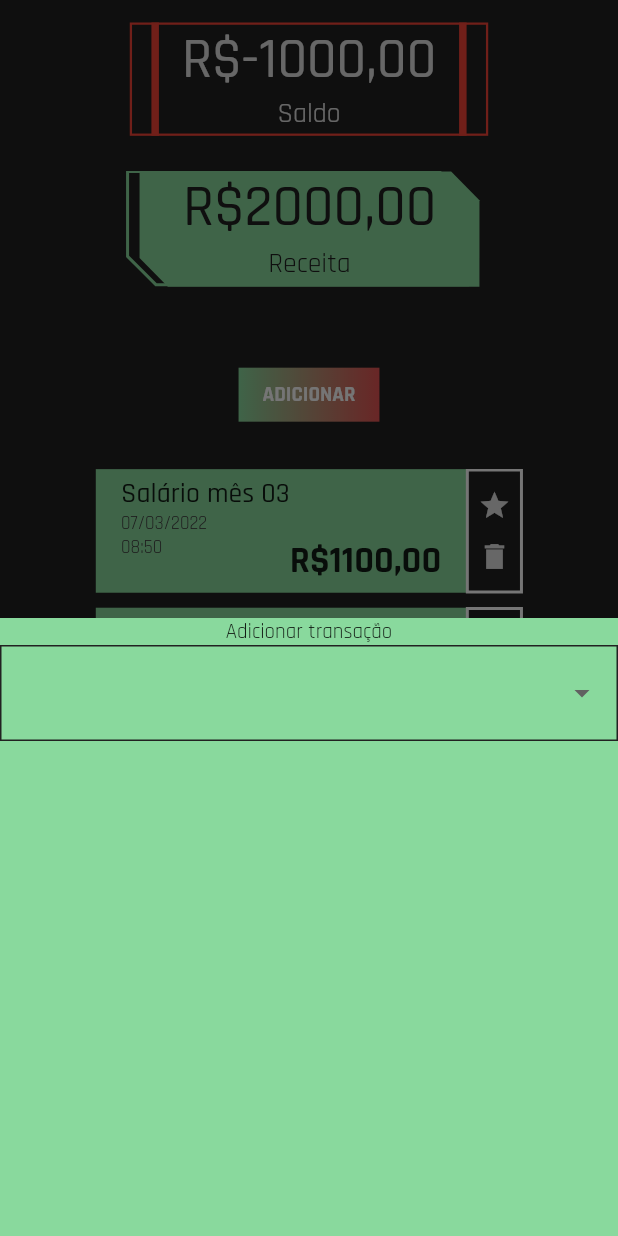
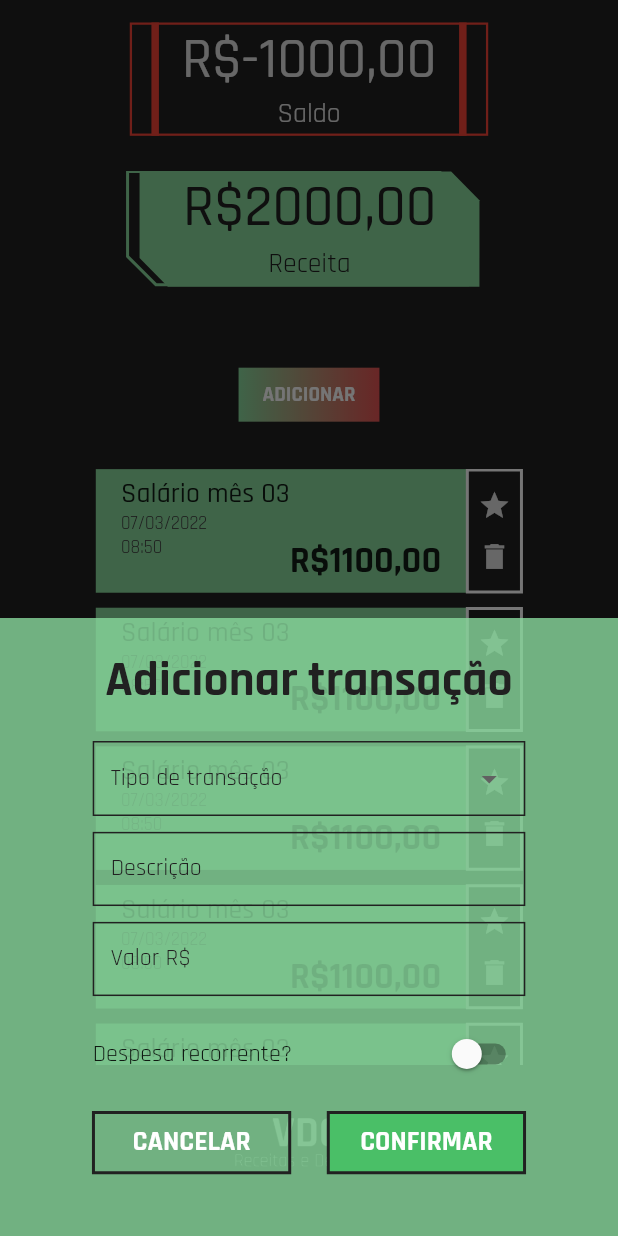
Before and after one commit to scastrodev/vdc_incomes_and_expenses, a Flutter app: the screen it shows after launch, after a tap on "ADICIONAR", on a phone screen of 412 x 824 dp. Run offline on Flutter 3.47's test engine with Material 2 defaults, Android fonts, the phone set to English and light mode, and no system bars.

Commit message:
Still implementing the NewTransactionBottomSheetWidget.

```diff
--- a/lib/app/ui/constants.dart
+++ b/lib/app/ui/constants.dart
@@ -1,6 +1,7 @@
 import 'package:flutter/material.dart';
 
 const Color customGreen = Color(0xFF89D99D);
+const Color customGreen2 = Color(0xFF4ABF67);
 const Color customGreenVariant = Color(0xFF4ABF67);
 const Color customRed = Color(0xFFE45353);
 const Color customRedVariant = Color(0xFFDA3434);
--- a/lib/app/ui/pages/home_page.dart
+++ b/lib/app/ui/pages/home_page.dart
@@ -26,7 +26,7 @@ class _HomePageState extends State<HomePage> {
       transform: Matrix4.rotationY(math.pi),
       child: const TotalCardWidget(
         color: customRed,
-        totalValue: 'sR\$1000,00',
+        totalValue: 'R\$1000,00',
         transactionType: 'Despesa',
         isFlip: true,
       ),
--- a/lib/app/ui/widgets/new_transaction/input_type.dart
+++ b/lib/app/ui/widgets/new_transaction/input_type.dart
@@ -1,5 +1,5 @@
 enum InputType {
   normal,
   dropdown,
-  datePicker,
+  choose,
 }
--- a/lib/app/ui/widgets/new_transaction/new_transaction_bottom_sheet_widget.dart
+++ b/lib/app/ui/widgets/new_transaction/new_transaction_bottom_sheet_widget.dart
@@ -3,7 +3,8 @@ import 'package:vdc_incomes_and_expenses/app/ui/constants.dart';
 import 'package:vdc_incomes_and_expenses/app/ui/util/size_screen.dart';
 import 'package:vdc_incomes_and_expenses/app/ui/widgets/new_transaction/input_type.dart';
 import 'package:vdc_incomes_and_expenses/app/ui/widgets/new_transaction/new_transaction_button_widget.dart';
-import 'package:vdc_incomes_and_expenses/app/ui/widgets/new_transaction/new_transaction_text_field.dart';
+import 'package:vdc_incomes_and_expenses/app/ui/widgets/new_transaction/new_transaction_call_button_widget.dart';
+import 'package:vdc_incomes_and_expenses/app/ui/widgets/new_transaction/new_transaction_input.dart';
 
 class NewTransactionBottomSheetWidget extends StatefulWidget {
   const NewTransactionBottomSheetWidget({Key? key}) : super(key: key);
@@ -17,7 +18,7 @@ class _NewTransactionBottomSheetWidgetState
     extends State<NewTransactionBottomSheetWidget> {
   @override
   Widget build(BuildContext context) {
-    return NewTransactionButtonWidget(
+    return NewTransactionCallButtonWidget(
       onPressed: () => showCustomBottomSheet(context),
     );
   }
@@ -25,15 +26,62 @@ class _NewTransactionBottomSheetWidgetState
 
 void showCustomBottomSheet(BuildContext context) {
   showModalBottomSheet(
+    backgroundColor: customGreen.withOpacity(0.8),
     context: context,
     builder: (_) {
-      return (Container(
+      return (SizedBox(
         height: getScreenH(context) * 0.5,
-        color: customGreen,
         child: Column(
-          children: const [
-            Text('Adicionar transação'),
-            NewTransactionTextField(inputType: InputType.dropdown),
+          children: [
+            Padding(
+              padding: const EdgeInsets.symmetric(vertical: 20),
+              child: Text(
+                'Adicionar transação',
+                style: TextStyle(
+                  fontSize: getScreenW(context) * 0.080,
+                  color: Colors.grey[900],
+                  fontWeight: FontWeight.w700,
+                ),
+              ),
+            ),
+            SizedBox(
+              width: getScreenW(context) * 0.70,
+              height: getScreenH(context) * 0.35,
+              child: Column(
+                mainAxisAlignment: MainAxisAlignment.spaceBetween,
+                children: [
+                  NewTransactionInput(
+                    inputType: InputType.dropdown,
+                    label: 'Tipo de transação',
+                  ),
+                  NewTransactionInput(
+                    inputType: InputType.normal,
+                    label: 'Descrição',
+                  ),
+                  NewTransactionInput(
+                    inputType: InputType.normal,
+                    label: 'Valor R\$',
+                  ),
+                  NewTransactionInput(
+                    inputType: InputType.choose,
+                    label: 'Recorrente?',
+                  ),
+                  Row(
+                    mainAxisAlignment: MainAxisAlignment.spaceBetween,
+                    children: [
+                      NewTransactionButtonWidget(
+                        text: 'CANCELAR',
+                        isFilled: false,
+                      ),
+                      NewTransactionButtonWidget(
+                        text: 'CONFIRMAR',
+                        isFilled: true,
+                      ),
+                    ],
+                  ),
+                ],
+              ),
+            ),
           ],
         ),
       ));
--- a/lib/app/ui/widgets/new_transaction/new_transaction_button_widget.dart
+++ b/lib/app/ui/widgets/new_transaction/new_transaction_button_widget.dart
@@ -1,37 +1,40 @@
 import 'package:flutter/material.dart';
-
-import '../../constants.dart';
+import 'package:vdc_incomes_and_expenses/app/ui/constants.dart';
+import 'package:vdc_incomes_and_expenses/app/ui/util/size_screen.dart';
 
 class NewTransactionButtonWidget extends StatelessWidget {
-  final VoidCallback onPressed;
+  final String text;
+  final bool isFilled;
 
   const NewTransactionButtonWidget({
-    required this.onPressed,
     Key? key,
+    required this.text,
+    required this.isFilled,
   }) : super(key: key);
 
   @override
   Widget build(BuildContext context) {
-    return Container(
-      decoration: const ShapeDecoration(
-        shape: BeveledRectangleBorder(),
-        gradient: LinearGradient(
-          begin: Alignment.centerLeft,
-          end: Alignment.centerRight,
-          colors: [customGreen, customRed],
+    return SizedBox(
+      width: getScreenW(context) * 0.32,
+      height: getScreenH(context) * 0.050,
+      child: ElevatedButton(
+        child: Text(
+          text,
+          style: TextStyle(
+            fontWeight: FontWeight.w700,
+            fontSize: getScreenW(context) * 0.045,
+          ),
         ),
-      ),
-      child: ElevatedButton(
-        onPressed: onPressed,
         style: ElevatedButton.styleFrom(
-          tapTargetSize: MaterialTapTargetSize.shrinkWrap,
-          primary: Colors.transparent,
-          shadowColor: Colors.transparent,
+          elevation: 0,
+          shape: BeveledRectangleBorder(
+            side: BorderSide(
+              color: Colors.grey[900]!,
+            ),
+          ),
+          primary: isFilled ? customGreen2 : Colors.transparent,
         ),
-        child: const Text(
-          'ADICIONAR',
-          style: TextStyle(fontWeight: FontWeight.bold),
-        ),
+        onPressed: () {},
       ),
     );
   }
--- /dev/null
+++ b/lib/app/ui/widgets/new_transaction/new_transaction_call_button_widget.dart
@@ -0,0 +1,38 @@
+import 'package:flutter/material.dart';
+
+import '../../constants.dart';
+
+class NewTransactionCallButtonWidget extends StatelessWidget {
+  final VoidCallback onPressed;
+
+  const NewTransactionCallButtonWidget({
+    required this.onPressed,
+    Key? key,
+  }) : super(key: key);
+
+  @override
+  Widget build(BuildContext context) {
+    return Container(
+      decoration: const ShapeDecoration(
+        shape: BeveledRectangleBorder(),
+        gradient: LinearGradient(
+          begin: Alignment.centerLeft,
+          end: Alignment.centerRight,
+          colors: [customGreen, customRed],
+        ),
+      ),
+      child: ElevatedButton(
+        onPressed: onPressed,
+        style: ElevatedButton.styleFrom(
+          tapTargetSize: MaterialTapTargetSize.shrinkWrap,
+          primary: Colors.transparent,
+          shadowColor: Colors.transparent,
+        ),
+        child: const Text(
+          'ADICIONAR',
+          style: TextStyle(fontWeight: FontWeight.bold),
+        ),
+      ),
+    );
+  }
+}
--- /dev/null
+++ b/lib/app/ui/widgets/new_transaction/new_transaction_input.dart
@@ -0,0 +1,85 @@
+import 'package:flutter/material.dart';
+import 'package:vdc_incomes_and_expenses/app/ui/constants.dart';
+import 'package:vdc_incomes_and_expenses/app/ui/util/size_screen.dart';
+import 'package:vdc_incomes_and_expenses/app/ui/widgets/new_transaction/input_type.dart';
+
+class NewTransactionInput extends StatefulWidget {
+  final InputType inputType;
+  final String label;
+
+  const NewTransactionInput({
+    Key? key,
+    this.inputType = InputType.dropdown,
+    required this.label,
+  }) : super(key: key);
+
+  @override
+  State<NewTransactionInput> createState() => _NewTransactionInputState();
+}
+
+class _NewTransactionInputState extends State<NewTransactionInput> {
+  InputDecoration getDecoration(String labelText) {
+    return InputDecoration(
+      border: const OutlineInputBorder(
+        borderSide: BorderSide(
+          color: Colors.white,
+        ),
+        borderRadius: BorderRadius.zero,
+      ),
+      enabledBorder: OutlineInputBorder(
+        borderSide: BorderSide(
+          color: Colors.grey[900]!,
+          width: 1,
+        ),
+        borderRadius: BorderRadius.zero,
+      ),
+      focusedBorder: const OutlineInputBorder(
+        borderSide: BorderSide(
+          color: Colors.white,
+          width: 2,
+        ),
+        borderRadius: BorderRadius.zero,
+      ),
+      labelText: labelText,
+      labelStyle: TextStyle(color: isFocused ? Colors.white : Colors.grey[900]),
+      fillColor: customGreen,
+    );
+  }
+
+  bool isFocused = false;
+
+  @override
+  Widget build(BuildContext context) {
+    if (widget.inputType == InputType.normal) {
+      return SizedBox(
+        height: getScreenH(context) * 0.060,
+        child: TextField(
+          decoration: getDecoration(widget.label),
+          onTap: () => isFocused = !isFocused,
+        ),
+      );
+    } else if (widget.inputType == InputType.dropdown) {
+      return Container(
+        height: 50,
+        child: DropdownButtonFormField(
+          decoration: getDecoration(widget.label),
+          dropdownColor: customGreen,
+          items: <String>['Receita', 'Despesa'].map((value) {
+            return DropdownMenuItem<String>(
+              value: value,
+              child: Text(value),
+            );
+          }).toList(),
+          onChanged: (String) {},
+        ),
+      );
+    } else {
+      return SwitchListTile(
+        value: false,
+        title: const Text('Despesa recorrente?'),
+        contentPadding: EdgeInsets.zero,
+        onChanged: (String) {},
+      );
+    }
+  }
+}
--- a/lib/app/ui/widgets/new_transaction/new_transaction_text_field.dart
+++ /dev/null
@@ -1,62 +0,0 @@
-import 'package:flutter/material.dart';
-import 'package:vdc_incomes_and_expenses/app/ui/constants.dart';
-import 'package:vdc_incomes_and_expenses/app/ui/widgets/new_transaction/input_type.dart';
-
-class NewTransactionTextField extends StatefulWidget {
-  final InputType inputType;
-
-  const NewTransactionTextField({
-    Key? key,
-    this.inputType = InputType.dropdown,
-  }) : super(key: key);
-
-  @override
-  State<NewTransactionTextField> createState() =>
-      _NewTransactionTextFieldState();
-}
-
-class _NewTransactionTextFieldState extends State<NewTransactionTextField> {
-  InputDecoration defaultBorder = InputDecoration(
-    border: const OutlineInputBorder(
-      borderSide: BorderSide(
-        color: Colors.white,
-      ),
-      borderRadius: BorderRadius.zero,
-    ),
-    enabledBorder: OutlineInputBorder(
-      borderSide: BorderSide(
-        color: Colors.grey[900]!,
-        width: 1,
-      ),
-      borderRadius: BorderRadius.zero,
-    ),
-    focusedBorder: const OutlineInputBorder(
-      borderSide: BorderSide(
-        color: Colors.white,
-        width: 2,
-      ),
-      borderRadius: BorderRadius.zero,
-    ),
-  );
-
-  @override
-  Widget build(BuildContext context) {
-    if (widget.inputType == InputType.normal) {
-      return TextField(decoration: defaultBorder);
-    } else if (widget.inputType == InputType.dropdown) {
-      return DropdownButtonFormField(
-        decoration: defaultBorder,
-        dropdownColor: customGreen,
-        items: <String>['Receita', 'Despesa'].map((value) {
-          return DropdownMenuItem<String>(
-            value: value,
-            child: Text(value),
-          );
-        }).toList(),
-        onChanged: (String) {},
-      );
-    } else {
-      return const Text('DatePicker');
-    }
-  }
-}
```
